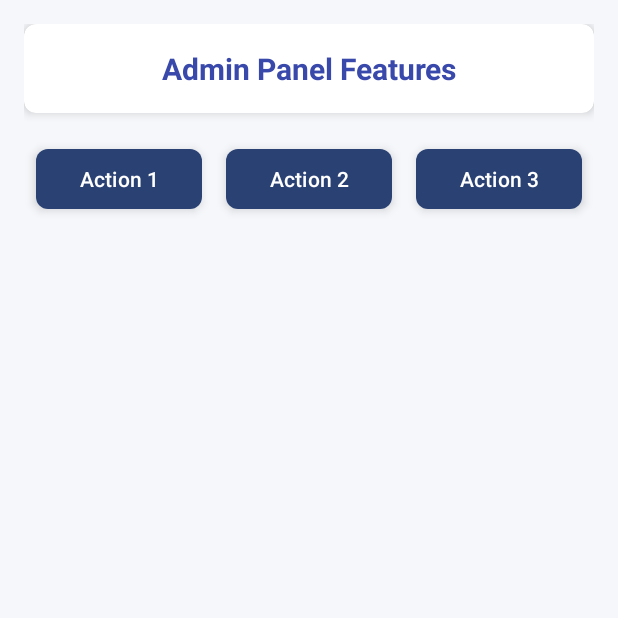
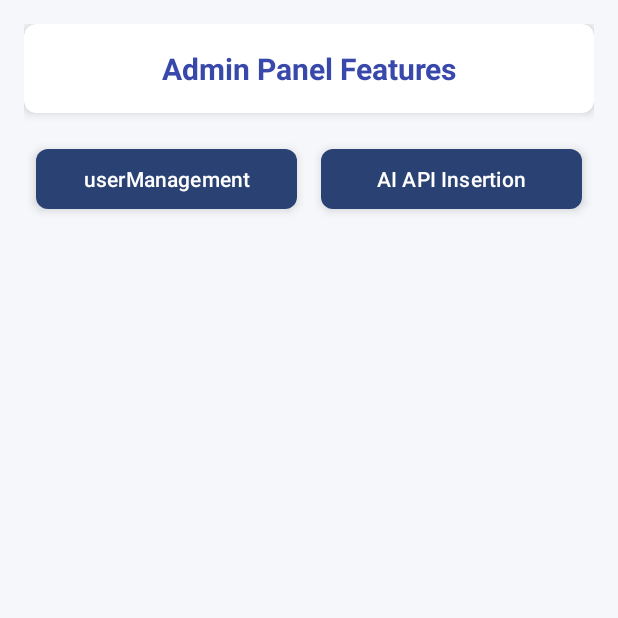
Before and after one commit to ujjawalTHEBATMAN/Student-Help-Center, an Android app: the fragment adminhomeFragment shown on its own in the app's theme, on a phone screen of 412 x 824 dp, the top half of it. Run offline under Robolectric (Android 15) with nearby library versions, the phone set to English and light mode, and no system bars; our stand-ins replace CircleImageView.

Commit message:
fully updated

```diff
--- a/app/src/main/res/layout/fragment_adminhome.xml
+++ b/app/src/main/res/layout/fragment_adminhome.xml
@@ -40,7 +40,7 @@
             android:layout_height="@dimen/button_height"
             android:layout_margin="8dp"
             android:padding="0dp"
-            android:text="Action 1"
+            android:text="userManagement"
             android:textSize="14sp"
             android:textColor="@color/on_primary"
             android:background="@drawable/button_gradient"
@@ -55,7 +55,7 @@
             android:layout_height="@dimen/button_height"
             android:layout_margin="8dp"
             android:padding="0dp"
-            android:text="Action 2"
+            android:text="AI API Insertion"
             android:textSize="14sp"
             android:textColor="@color/on_primary"
             android:background="@drawable/button_gradient"
@@ -64,20 +64,6 @@
             app:layout_columnWeight="1"
             app:layout_rowWeight="1" />
 
-        <Button
-            android:id="@+id/adminActionButton3"
-            android:layout_width="0dp"
-            android:layout_height="@dimen/button_height"
-            android:layout_margin="8dp"
-            android:padding="0dp"
-            android:text="Action 3"
-            android:textSize="14sp"
-            android:textColor="@color/on_primary"
-            android:background="@drawable/button_gradient"
-            android:elevation="4dp"
-            android:stateListAnimator="@null"
-            app:layout_columnWeight="1"
-            app:layout_rowWeight="1" />
 
     </androidx.gridlayout.widget.GridLayout>
 
```
